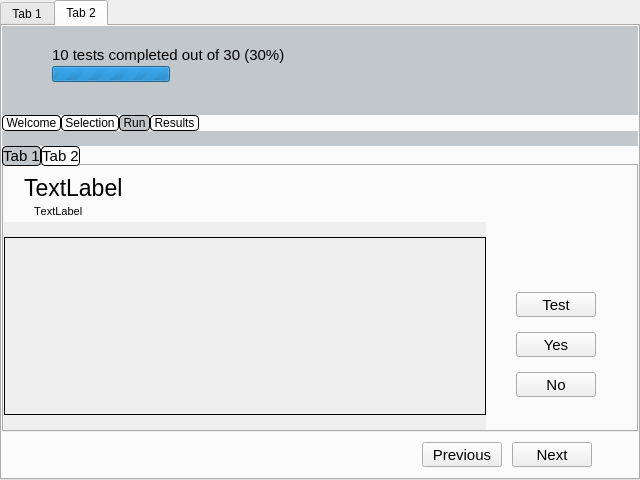
First picture: the form in qt/frontend/qtfront.ui, repository checkbox/checkbox, before the edit.
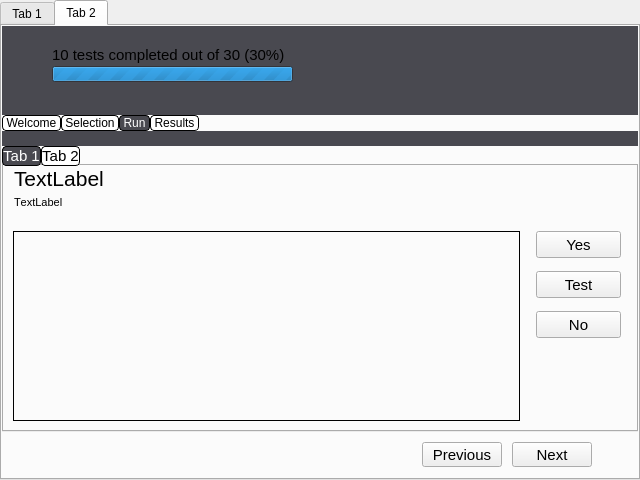
Second picture: the form after the edit. The open tabs and pages were chosen to show the change. Icons and pictures are not drawn.

Commit message: Revert a few unnecessary changes.

```diff
--- a/qt/frontend/qtfront.ui
+++ b/qt/frontend/qtfront.ui
@@ -246,8 +246,99 @@
              <height>89</height>
             </size>
            </property>
+           <property name="palette">
+            <palette>
+             <active>
+              <colorrole role="Button">
+               <brush brushstyle="SolidPattern">
+                <color alpha="255">
+                 <red>73</red>
+                 <green>73</green>
+                 <blue>80</blue>
+                </color>
+               </brush>
+              </colorrole>
+              <colorrole role="Base">
+               <brush brushstyle="SolidPattern">
+                <color alpha="255">
+                 <red>73</red>
+                 <green>73</green>
+                 <blue>80</blue>
+                </color>
+               </brush>
+              </colorrole>
+              <colorrole role="Window">
+               <brush brushstyle="SolidPattern">
+                <color alpha="255">
+                 <red>73</red>
+                 <green>73</green>
+                 <blue>80</blue>
+                </color>
+               </brush>
+              </colorrole>
+             </active>
+             <inactive>
+              <colorrole role="Button">
+               <brush brushstyle="SolidPattern">
+                <color alpha="255">
+                 <red>73</red>
+                 <green>73</green>
+                 <blue>80</blue>
+                </color>
+               </brush>
+              </colorrole>
+              <colorrole role="Base">
+               <brush brushstyle="SolidPattern">
+                <color alpha="255">
+                 <red>73</red>
+                 <green>73</green>
+                 <blue>80</blue>
+                </color>
+               </brush>
+              </colorrole>
+              <colorrole role="Window">
+               <brush brushstyle="SolidPattern">
+                <color alpha="255">
+                 <red>73</red>
+                 <green>73</green>
+                 <blue>80</blue>
+                </color>
+               </brush>
+              </colorrole>
+             </inactive>
+             <disabled>
+              <colorrole role="Button">
+               <brush brushstyle="SolidPattern">
+                <color alpha="255">
+                 <red>73</red>
+                 <green>73</green>
+                 <blue>80</blue>
+                </color>
+               </brush>
+              </colorrole>
+              <colorrole role="Base">
+               <brush brushstyle="SolidPattern">
+                <color alpha="255">
+                 <red>73</red>
+                 <green>73</green>
+                 <blue>80</blue>
+                </color>
+               </brush>
+              </colorrole>
+              <colorrole role="Window">
+               <brush brushstyle="SolidPattern">
+                <color alpha="255">
+                 <red>73</red>
+                 <green>73</green>
+                 <blue>80</blue>
+                </color>
+               </brush>
+              </colorrole>
+             </disabled>
+            </palette>
+           </property>
            <property name="styleSheet">
-            <string notr="true">background-color: #C2C7CB;</string>
+            <string notr="true">background: #494950;</string>
            </property>
            <widget class="QLabel" name="progressLabel">
             <property name="geometry">
@@ -270,6 +361,13 @@
               <pointsize>11</pointsize>
              </font>
             </property>
+            <property name="autoFillBackground">
+             <bool>false</bool>
+            </property>
+            <property name="styleSheet">
+             <string notr="true">color: &quot;white&quot;;
+background: transparent;</string>
+            </property>
             <property name="text">
              <string>10 tests completed out of 30 (30%)</string>
             </property>
@@ -279,10 +377,13 @@
              <rect>
               <x>50</x>
               <y>40</y>
-              <width>118</width>
+              <width>241</width>
               <height>16</height>
              </rect>
             </property>
+            <property name="styleSheet">
+             <string notr="true"/>
+            </property>
             <property name="minimum">
              <number>0</number>
             </property>
@@ -326,7 +427,7 @@
            </property>
            <property name="styleSheet">
             <string notr="true"> QTabWidget::pane#testsTab { /* The tab widget frame */
-     border-top: 15 solid #C2C7CB;
+     border-top: 15 solid #494950;
      position: absolute;
      top: -1.7em;
  }
@@ -342,14 +443,12 @@
      min-width: 10ex;
      min-height: 3ex;
      padding: 0px;
-     border-top-left-radius: 4px;
-     border-top-right-radius: 4px;
-     border-bottom-left-radius: 4px;
-     border-bottom-right-radius: 4px;
+     border-radius: 4px;
  }
 
  QTabBar::tab:selected {
-     background: #C2C7CB;
+     color: #FFFFFF;
+     background: #494950;
      border-color: #000000;
      border-bottom-color: #000000;
  }</string>
@@ -597,7 +696,7 @@
                       <number>0</number>
                      </property>
                      <item>
-                      <widget class="QWidget" name="widget_2" native="true">
+                      <widget class="QFrame" name="titleFrame">
                        <property name="sizePolicy">
                         <sizepolicy hsizetype="Preferred" vsizetype="Fixed">
                          <horstretch>0</horstretch>
@@ -613,31 +712,49 @@
                        <widget class="QLabel" name="testTypeLabel">
                         <property name="geometry">
                          <rect>
-                          <x>20</x>
-                          <y>6</y>
-                          <width>291</width>
-                          <height>31</height>
+                          <x>10</x>
+                          <y>0</y>
+                          <width>611</width>
+                          <height>25</height>
                          </rect>
                         </property>
+                        <property name="sizePolicy">
+                         <sizepolicy hsizetype="Expanding" vsizetype="Expanding">
+                          <horstretch>0</horstretch>
+                          <verstretch>0</verstretch>
+                         </sizepolicy>
+                        </property>
                         <property name="font">
                          <font>
                           <family>Ubuntu</family>
-                          <pointsize>17</pointsize>
+                          <pointsize>16</pointsize>
                          </font>
                         </property>
                         <property name="text">
                          <string>TextLabel</string>
                         </property>
+                        <property name="alignment">
+                         <set>Qt::AlignLeading|Qt::AlignLeft|Qt::AlignTop</set>
+                        </property>
+                        <property name="wordWrap">
+                         <bool>true</bool>
+                        </property>
                        </widget>
                        <widget class="QLabel" name="purposeLabel">
                         <property name="geometry">
                          <rect>
-                          <x>30</x>
-                          <y>35</y>
-                          <width>591</width>
+                          <x>10</x>
+                          <y>30</y>
+                          <width>611</width>
                           <height>21</height>
                          </rect>
                         </property>
+                        <property name="sizePolicy">
+                         <sizepolicy hsizetype="Expanding" vsizetype="Expanding">
+                          <horstretch>0</horstretch>
+                          <verstretch>0</verstretch>
+                         </sizepolicy>
+                        </property>
                         <property name="font">
                          <font>
                           <family>Ubuntu</family>
@@ -650,95 +767,30 @@
                         <property name="text">
                          <string>TextLabel</string>
                         </property>
+                        <property name="alignment">
+                         <set>Qt::AlignLeading|Qt::AlignLeft|Qt::AlignTop</set>
+                        </property>
+                        <property name="wordWrap">
+                         <bool>true</bool>
+                        </property>
                        </widget>
                       </widget>
                      </item>
                      <item>
-                      <widget class="QWidget" name="widget_3" native="true">
-                       <layout class="QHBoxLayout" name="horizontalLayout_6">
-                        <property name="spacing">
-                         <number>0</number>
-                        </property>
-                        <property name="margin">
-                         <number>0</number>
-                        </property>
-                        <item>
+                      <widget class="QFrame" name="testFrame">
                          <layout class="QHBoxLayout" name="horizontalLayout_3">
-                          <property name="spacing">
-                           <number>0</number>
-                          </property>
-                          <item>
-                           <widget class="QWidget" name="widget_5" native="true">
-                            <property name="sizePolicy">
-                             <sizepolicy hsizetype="Preferred" vsizetype="Preferred">
-                              <horstretch>0</horstretch>
-                              <verstretch>0</verstretch>
-                             </sizepolicy>
-                            </property>
-                            <layout class="QHBoxLayout" name="horizontalLayout_8">
-                             <property name="spacing">
-                              <number>0</number>
-                             </property>
-                             <property name="margin">
-                              <number>0</number>
-                             </property>
-                             <item>
-                              <widget class="QScrollArea" name="scrollArea">
-                               <property name="sizePolicy">
-                                <sizepolicy hsizetype="Preferred" vsizetype="Preferred">
-                                 <horstretch>0</horstretch>
-                                 <verstretch>0</verstretch>
-                                </sizepolicy>
-                               </property>
-                               <property name="frameShape">
-                                <enum>QFrame::NoFrame</enum>
-                               </property>
-                               <property name="frameShadow">
-                                <enum>QFrame::Plain</enum>
-                               </property>
-                               <property name="lineWidth">
-                                <number>0</number>
-                               </property>
-                               <property name="verticalScrollBarPolicy">
-                                <enum>Qt::ScrollBarAsNeeded</enum>
-                               </property>
-                               <property name="horizontalScrollBarPolicy">
-                                <enum>Qt::ScrollBarAsNeeded</enum>
-                               </property>
-                               <property name="widgetResizable">
-                                <bool>true</bool>
-                               </property>
-                               <widget class="QWidget" name="scrollAreaWidgetContents">
-                                <property name="geometry">
-                                 <rect>
-                                  <x>0</x>
-                                  <y>0</y>
-                                  <width>32</width>
-                                  <height>178</height>
-                                 </rect>
-                                </property>
-                                <layout class="QVBoxLayout" name="verticalLayout_9">
-                                 <property name="spacing">
-                                  <number>0</number>
-                                 </property>
-                                 <property name="sizeConstraint">
-                                  <enum>QLayout::SetDefaultConstraint</enum>
-                                 </property>
-                                 <property name="margin">
-                                  <number>0</number>
-                                 </property>
                                  <item>
                                   <widget class="QFrame" name="stepsFrame">
                                    <property name="sizePolicy">
-                                    <sizepolicy hsizetype="MinimumExpanding" vsizetype="Fixed">
-                                     <horstretch>0</horstretch>
-                                     <verstretch>0</verstretch>
+                           <sizepolicy hsizetype="Expanding" vsizetype="Expanding">
+                            <horstretch>30</horstretch>
+                            <verstretch>30</verstretch>
                                     </sizepolicy>
                                    </property>
                                    <property name="minimumSize">
                                     <size>
                                      <width>0</width>
-                                     <height>178</height>
+                            <height>0</height>
                                     </size>
                                    </property>
                                    <property name="sizeIncrement">
@@ -761,60 +813,56 @@
                                    </property>
                                   </widget>
                                  </item>
-                                </layout>
-                               </widget>
-                              </widget>
-                             </item>
-                            </layout>
-                           </widget>
-                          </item>
                           <item>
-                           <widget class="QWidget" name="widget_4" native="true">
+                         <widget class="QFrame" name="testButtonsFrame">
                             <property name="sizePolicy">
-                             <sizepolicy hsizetype="Fixed" vsizetype="Preferred">
-                              <horstretch>0</horstretch>
+                           <sizepolicy hsizetype="MinimumExpanding" vsizetype="MinimumExpanding">
+                            <horstretch>6</horstretch>
                               <verstretch>0</verstretch>
                              </sizepolicy>
                             </property>
-                            <property name="minimumSize">
-                             <size>
-                              <width>150</width>
-                              <height>0</height>
-                             </size>
-                            </property>
-                            <widget class="QPushButton" name="testTestButton">
-                             <property name="geometry">
-                              <rect>
-                               <x>30</x>
-                               <y>70</y>
-                               <width>80</width>
-                               <height>25</height>
-                              </rect>
-                             </property>
-                             <property name="text">
-                              <string>Test</string>
-                             </property>
-                            </widget>
+                          <property name="frameShape">
+                           <enum>QFrame::NoFrame</enum>
+                          </property>
+                          <property name="frameShadow">
+                           <enum>QFrame::Plain</enum>
+                          </property>
+                          <property name="lineWidth">
+                           <number>0</number>
+                          </property>
                             <widget class="QPushButton" name="yesTestButton">
                              <property name="geometry">
                               <rect>
-                               <x>30</x>
-                               <y>110</y>
-                               <width>80</width>
-                               <height>25</height>
+                             <x>10</x>
+                             <y>0</y>
+                             <width>85</width>
+                             <height>27</height>
                               </rect>
                              </property>
                              <property name="text">
                               <string>Yes</string>
                              </property>
                             </widget>
+                          <widget class="QPushButton" name="testTestButton">
+                           <property name="geometry">
+                            <rect>
+                             <x>10</x>
+                             <y>40</y>
+                             <width>85</width>
+                             <height>27</height>
+                            </rect>
+                           </property>
+                           <property name="text">
+                            <string>Test</string>
+                           </property>
+                          </widget>
                             <widget class="QPushButton" name="noTestButton">
                              <property name="geometry">
                               <rect>
-                               <x>30</x>
-                               <y>150</y>
-                               <width>80</width>
-                               <height>25</height>
+                             <x>10</x>
+                             <y>80</y>
+                             <width>85</width>
+                             <height>27</height>
                               </rect>
                              </property>
                              <property name="text">
@@ -822,8 +870,6 @@
                              </property>
                             </widget>
                            </widget>
-                          </item>
-                         </layout>
                         </item>
                        </layout>
                       </widget>
```
Left out of the diff: 44 changed lines with no effect on the pictures. Lines whose indentation alone changed are shown as unchanged.
